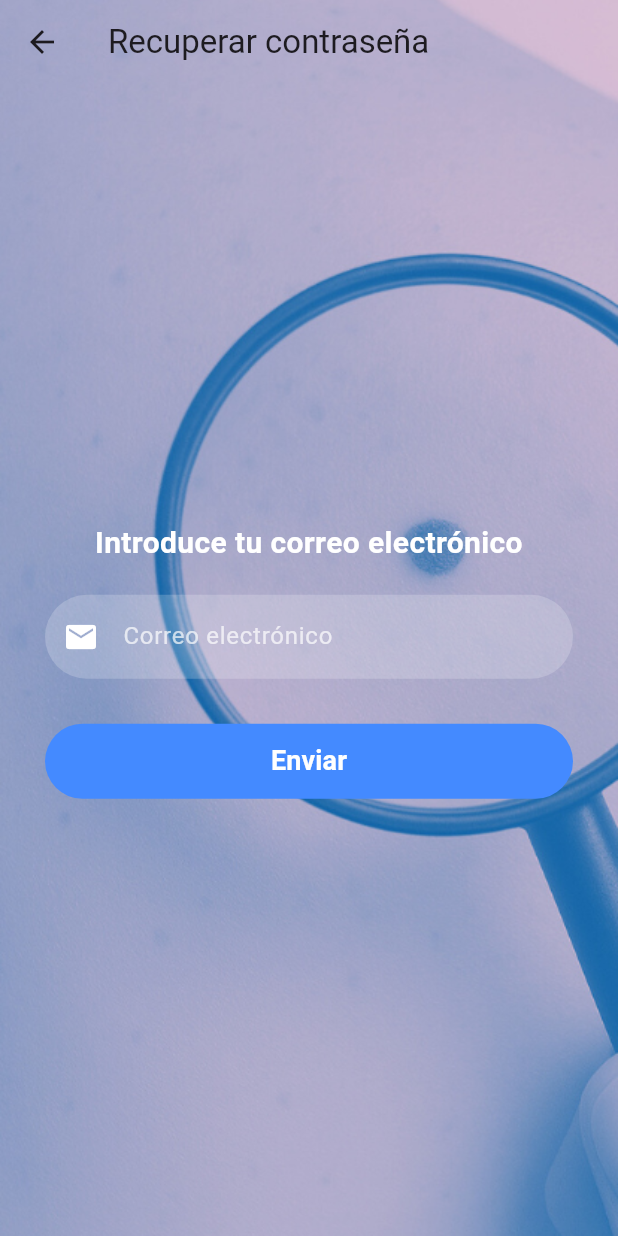
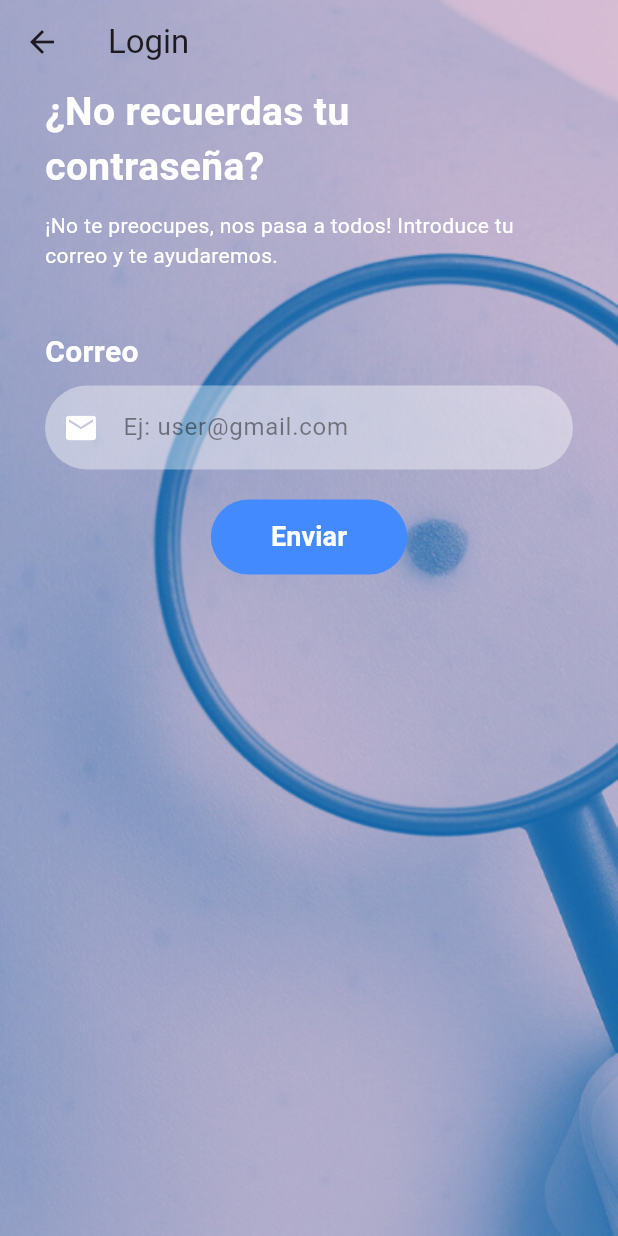
Before and after one commit to Sergi-10/findoutmole_copia, a Flutter app: the ScreenPassword screen opened directly, on a phone screen of 412 x 824 dp. Run offline on Flutter 3.47's test engine with Material 3 defaults, Android fonts, the phone set to English and light mode, and no system bars; statements that could not run were skipped.

Commit message:
Pantallas de recuperación y nueva contraseña añadidas

```diff
--- a/lib/screen/login_screen/login_screen.dart
+++ b/lib/screen/login_screen/login_screen.dart
@@ -11,10 +11,6 @@ class LoginPage extends StatelessWidget {
 
   @override
   Widget build(BuildContext context) {
-
-    final TextEditingController userController = TextEditingController();
-    final TextEditingController passController = TextEditingController();
-
     return Scaffold(
       // Scaffold proporciona la estructura visual básica de la app (barra superior, body, etc.)
       body: Stack(
--- a/lib/screen/login_screen/screen_password.dart
+++ b/lib/screen/login_screen/screen_password.dart
@@ -1,64 +1,161 @@
+import 'package:findoutmole/screen/login_screen/screen_new_password.dart';
 import 'package:flutter/material.dart';
 
-class ScreenPassword extends StatelessWidget {
+class ScreenPassword extends StatefulWidget {
   const ScreenPassword({super.key});
+
+  //Estructura principal del widget
+  @override
+  ScreenPasswordState createState() => ScreenPasswordState();
+}
+
+class ScreenPasswordState extends State<ScreenPassword> {
+  final TextEditingController comprobacionCorreo = TextEditingController();
 
   @override
   Widget build(BuildContext context) {
+    //BuildContext objeto que permite acceder al context más cercano en el árbol de widgets, para activar o interactuar con widgets asociados a esa parte de la interfaz
     return Scaffold(
-      extendBodyBehindAppBar: true, // Fondo detrás del AppBar
-      appBar: AppBar(
-        title: const Text('Recuperar contraseña'),
-        backgroundColor: Colors.transparent,
-        elevation: 0,
+      extendBodyBehindAppBar:
+          true, // Permite que el body de Scaffold se extienda detrás de la AppBar. Para que la imagen de fondo se vea detrás de la AppBar. Permite que el cuerpo se extienda detrás de la AppBar
+      appBar: configuracionAppBar(
+        context,
+      ), //Llama al metodo que devuelve appBar personalizado
+      body: Stack(
+        // Stack es un Contenedor que permite colocar varios widgets en la pantalla y que los widgets se suerpongan unos de otros.
+        children: [
+          imagenDeFondo(), // Metodo de configuracion de la imagen de fondo
+          SafeArea(
+            // SafeArea asegura que el contenido no se superponga a la barra de estado y la barra de navegación
+            child: Padding(
+              //
+              padding: const EdgeInsets.symmetric(
+                horizontal: 30,
+              ), //Añade un padding a los lados del widget para que no se vea tan pegado a los bordes de la pantalla
+              child: contenidoPagina(context),
+            ),
+          ),
+        ],
+      ),
+    );
+  }
+
+  /// AppBar transparente con botón de retroceso. Permite que el appBar sea transparente y que el contenido de la pantalla se vea detrás de ella.
+  AppBar configuracionAppBar(BuildContext context) {
+    return AppBar(
+      title: const Text('Login'),
+      backgroundColor:
+          Colors
+              .transparent, // Al ponerlo en transparente, el AppBar se convierte en un widget vacío
+      elevation:
+          0, // Elimina la sombra del AppBar y que el contenido se pueda ver (se consigue junto a transparent)
       leading: IconButton(
         icon: const Icon(Icons.arrow_back),
-          onPressed: () => Navigator.pop(context),
+        onPressed:
+            () => Navigator.pop(
+              context,
+            ), // Permite volver a la pantalla anterior al pulsar la flecha
       ),
+    );
+  }
+
+  /// Imagen de fondo ocupando toda la pantalla
+  Widget imagenDeFondo() {
+    return SizedBox.expand(
+      child: Image.asset('assets/images/2.png', fit: BoxFit.cover),
+    );
+  }
+
+  /// Contenido del formulario de recuperación
+  Widget contenidoPagina(BuildContext context) {
+    //Metodos que configura el contenido
+    return Column(
+      mainAxisAlignment: MainAxisAlignment.start,
+      children: [
+        textoBienvenida1(),
+        const SizedBox(height: 10), // Espacio entre widgets
+        textoBienvenida2(),
+        const SizedBox(height: 40),
+        palabraCorreo(),
+        const SizedBox(height: 8),
+        campoCorreo(),
+        const SizedBox(height: 20),
+        botonEnviar(context),
+      ],
+    );
+  }
+
+  /// Texto de bienvenida1
+  Widget textoBienvenida1() {
+    return const Align(
+      alignment: Alignment.centerLeft,
+      child: Text(
+        '¿No recuerdas tu contraseña?',
+        style: TextStyle(
+          color: Colors.white,
+          fontSize: 26,
+          fontWeight: FontWeight.bold,
         ),
-      body: Stack(
-        children: [
-          // Imagen de fondo
-          SizedBox.expand(
-            child: Image.asset('assets/images/2.png', fit: BoxFit.cover),
+        textAlign: TextAlign.left,
       ),
-          // Contenido
-          SafeArea(
-            child: Padding(
-              padding: const EdgeInsets.symmetric(horizontal: 30),
-              child: Column(
-                mainAxisAlignment: MainAxisAlignment.center,
-                children: [
-                  const Text(
-                    'Introduce tu correo electrónico',
+    );
+  }
+
+  /// Texto de bienvenida2
+  Widget textoBienvenida2() {
+    return const Align(
+      alignment: Alignment.centerLeft,
+      child: Text(
+        '¡No te preocupes, nos pasa a todos! Introduce tu correo y te ayudaremos.',
+        style: TextStyle(color: Colors.white, fontSize: 14),
+        textAlign: TextAlign.left,
+      ),
+    );
+  }
+
+  /// Texto Correo electrónico
+  Widget palabraCorreo() {
+    return Container(
+      alignment: Alignment.centerLeft, // Alinea a la izquierda
+      child: const Text(
+        'Correo',
         style: TextStyle(
           color: Colors.white,
           fontSize: 20,
           fontWeight: FontWeight.bold,
         ),
-                    textAlign: TextAlign.center,
       ),
-                  const SizedBox(height: 20),
-                  // Campo de texto con icono de sobre
-                  TextField(
-                    style: const TextStyle(color: Colors.white),
+    );
+  }
+
+  /// Campo de texto para el correo electrónico
+  Widget campoCorreo() {
+    return TextField(
+      controller: comprobacionCorreo,
+      style: const TextStyle(color: Colors.black),
       decoration: InputDecoration(
+        //Personlazacion del campo de texto
         filled: true,
-                      fillColor: Colors.white.withOpacity(0.2),
-                      hintText: 'Correo electrónico',
-                      hintStyle: const TextStyle(color: Colors.white70),
+        // ignore: deprecated_member_use
+        fillColor: Colors.white.withOpacity(0.4),
+        hintText: 'Ej: user@gmail.com',
+        hintStyle: const TextStyle(color: Colors.black45),
         prefixIcon: const Icon(Icons.email, color: Colors.white),
         border: OutlineInputBorder(
+          //Borde del campo de texto
           borderRadius: BorderRadius.circular(30),
-                        borderSide: BorderSide.none,
+          borderSide: BorderSide.none, // Elimina el borde del campo de texto
         ),
       ),
-                    keyboardType: TextInputType.emailAddress,
-                  ),
-                  const SizedBox(height: 30),
-                  // Botón enviar
-                  SizedBox(
-                    width: double.infinity,
+      keyboardType:
+          TextInputType
+              .emailAddress, //Permite  que se incluya en el capo simbolos como @
+    );
+  }
+
+  /// Botón para enviar el correo
+  Widget botonEnviar(BuildContext context) {
+    return SizedBox(
       height: 50,
       child: TextButton(
         style: TextButton.styleFrom(
@@ -66,15 +163,10 @@ class ScreenPassword extends StatelessWidget {
           shape: RoundedRectangleBorder(
             borderRadius: BorderRadius.circular(30),
           ),
+          padding: const EdgeInsets.symmetric(horizontal: 40), // ancho visual
         ),
-                      onPressed: () {
-                        // Acción al pulsar enviar
-                        ScaffoldMessenger.of(context).showSnackBar(
-                          const SnackBar(
-                            content: Text('Correo enviado (simulado)'),
-                          ),
-                        );
-                      },
+        onPressed: () => funcionalidadEnvio(context),
+        // Configura el estilo del texto del mensaje
         child: const Text(
           'Enviar',
           style: TextStyle(
@@ -84,13 +176,54 @@ class ScreenPassword extends StatelessWidget {
           ),
         ),
       ),
-                  ),
-                ],
-              ),
-            ),
-          ),
-        ],
+    );
+  }
+
+  //Funcionalidad del botón para enviar el correo
+  void funcionalidadEnvio(BuildContext context) {
+    // Comprobaciones de Correo (Se debe hacer antes del SnackBar y Navigator.push)
+    final correo = comprobacionCorreo.text.trim();
+    // Validacion = campo vacio
+    if (correo.isEmpty) {
+      ScaffoldMessenger.of(context).showSnackBar(
+        const SnackBar(
+          content: Text('Campo vacío'),
+          backgroundColor: Colors.red,
+          duration: Duration(seconds: 3),
         ),
       );
+      return;
+    }
+    // Validacion = formato de correo
+    final regex = RegExp(r'^[a-zA-Z0-9._%+-]+@[a-zA-Z0-9.-]+\.[a-zA-Z]{2,}$');
+    if (!regex.hasMatch(correo)) {
+      ScaffoldMessenger.of(context).showSnackBar(
+        const SnackBar(
+          content: Text('Formato de correo inválido'),
+          backgroundColor: Colors.red,
+          duration: Duration(seconds: 3),
+        ),
+      );
+      return;
+    }
+    // Todo correcto, se simula el envío del correo y se muestra un SnackBar
+    ScaffoldMessenger.of(context).showSnackBar(
+      const SnackBar(
+        // Configura la barra de notificación, en este caso un texto
+        content: Text('Correo enviado (simulado)'),
+        backgroundColor: Colors.green,
+        duration: Duration(seconds: 3),
+      ),
+    );
+    // BORRAR cuando se conecte con el backend real de envío de correo.
+    // SIMULACION DEL ENVIO DEL CORREO
+    Future.delayed(const Duration(seconds: 2), () {
+      Navigator.push(
+        context,
+        MaterialPageRoute(builder: (context) => const ScreenNewPassword()),
+      );
+    });
   }
 }
+
+//SnackBar es un widget que se muestra en la parte inferior de la pantalla y que se utiliza para mostrar mensajes breves al usuario. Se utiliza para mostrar mensajes de confirmación, advertencias o errores. Se puede personalizar con diferentes colores, iconos y acciones-
```
Also changed, not shown: lib/screen/login_screen/screen_new_password.dart (added, +265 -0 lines). Lines whose indentation alone changed are shown as unchanged.
